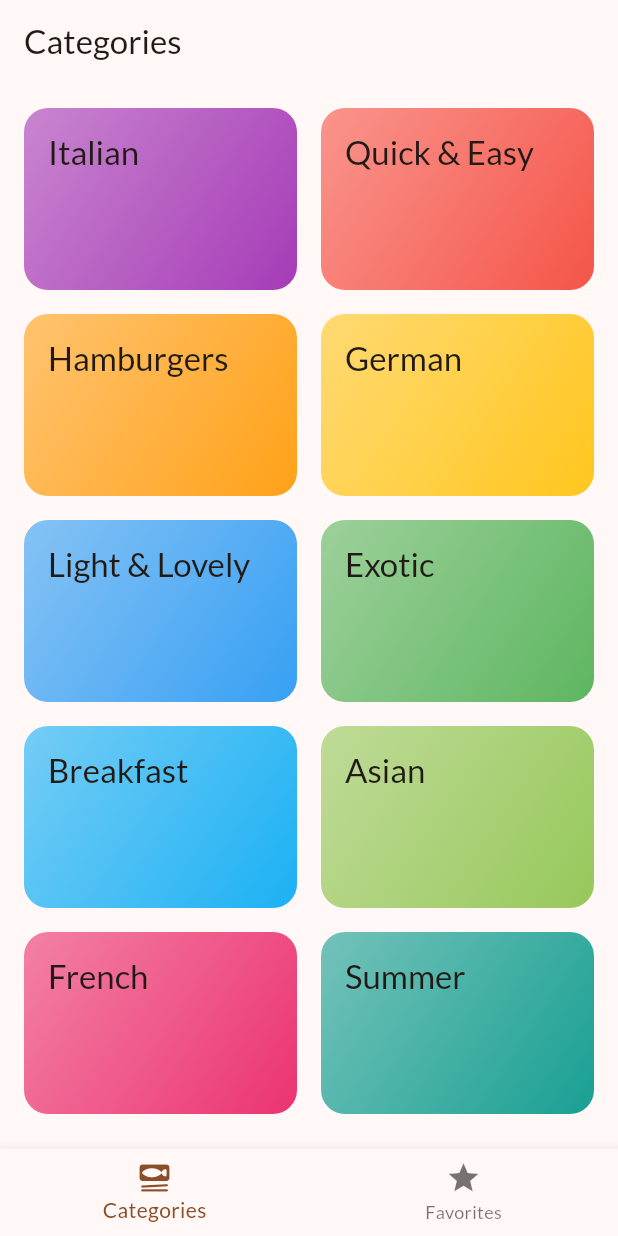
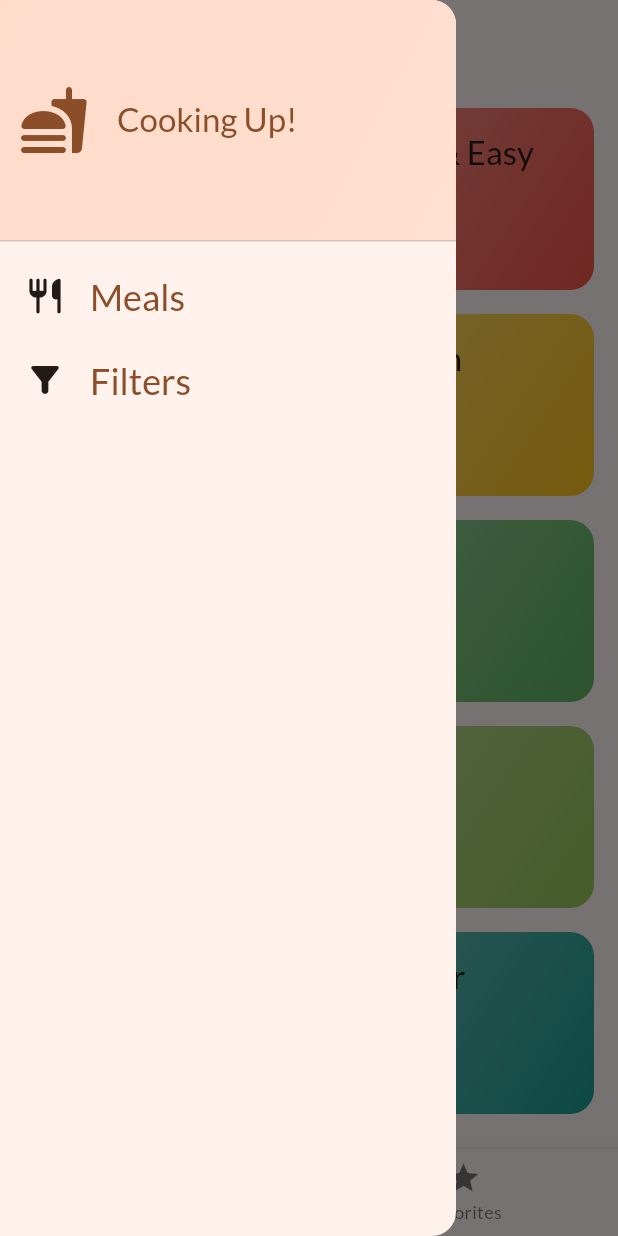
Before and after one commit to jsare/meals-app, a Flutter app: the screen it shows after launch, with the side drawer open (before the commit the screen has no drawer), on a phone screen of 412 x 824 dp. Run offline on Flutter 3.47's test engine with Material 2 defaults, Android fonts, the phone set to English and light mode, and no system bars; our stand-ins replace google_fonts, transparent_image.

Commit message:
Added drawer & filters

```diff
--- a/lib/app.dart
+++ b/lib/app.dart
@@ -1,6 +1,7 @@
 import 'package:flutter/material.dart';
 import 'package:google_fonts/google_fonts.dart';
-import 'package:meals_app/screens/tabs.dart';
+
+import './screens/tabs_screen.dart';
 
 final theme = ThemeData(
   useMaterial3: true,
--- a/lib/screens/meal_details_screen.dart
+++ b/lib/screens/meal_details_screen.dart
@@ -11,6 +11,7 @@ class MealDetailsScreen extends StatelessWidget {
 
   final Meal meal;
   final void Function(Meal meal) onToggleFavorite;
+  final bool isFavorite = false; // TODO: Change icon if it select
 
   @override
   Widget build(BuildContext context) {
@@ -22,7 +23,9 @@ class MealDetailsScreen extends StatelessWidget {
             onPressed: () {
               onToggleFavorite(meal);
             },
-            icon: const Icon(Icons.star_rounded),
+            icon: isFavorite
+                ? const Icon(Icons.star_outline_rounded)
+                : const Icon(Icons.star_rounded),
           ),
         ],
       ),
--- /dev/null
+++ b/lib/widgets/main_drawer.dart
@@ -0,0 +1,83 @@
+import 'package:flutter/material.dart';
+
+class MainDrawer extends StatelessWidget {
+  const MainDrawer({super.key, required this.onSelectScreen});
+
+  final void Function(String identifier) onSelectScreen;
+
+  @override
+  Widget build(BuildContext context) {
+    return Drawer(
+      child: Column(
+        children: [
+          DrawerHeader(
+            padding: const EdgeInsets.all(12),
+            decoration: BoxDecoration(
+              gradient: LinearGradient(
+                colors: [
+                  Theme.of(context).colorScheme.primaryContainer,
+                  Theme.of(context)
+                      .colorScheme
+                      .primaryContainer
+                      .withOpacity(0.8),
+                ],
+                begin: Alignment.topLeft,
+                end: Alignment.bottomRight,
+              ),
+            ),
+            child: Row(
+              children: [
+                Icon(
+                  Icons.fastfood_rounded,
+                  size: 48,
+                  color: Theme.of(context).colorScheme.primary,
+                ),
+                const SizedBox(width: 18),
+                Text(
+                  'Cooking Up!',
+                  style: Theme.of(context).textTheme.titleLarge!.copyWith(
+                        color: Theme.of(context).colorScheme.primary,
+                      ),
+                )
+              ],
+            ),
+          ),
+          ListTile(
+            leading: Icon(
+              Icons.restaurant_rounded,
+              size: 28,
+              color: Theme.of(context).colorScheme.onBackground,
+            ),
+            title: Text(
+              'Meals',
+              style: Theme.of(context).textTheme.titleLarge!.copyWith(
+                    color: Theme.of(context).colorScheme.primary,
+                    fontSize: 24,
+                  ),
+            ),
+            onTap: () {
+              onSelectScreen('meals');
+            },
+          ),
+          ListTile(
+            leading: Icon(
+              Icons.filter_alt_rounded,
+              size: 28,
+              color: Theme.of(context).colorScheme.onBackground,
+            ),
+            title: Text(
+              'Filters',
+              style: Theme.of(context).textTheme.titleLarge!.copyWith(
+                    color: Theme.of(context).colorScheme.primary,
+                    fontSize: 24,
+                  ),
+            ),
+            onTap: () {
+              onSelectScreen('filters');
+            },
+          ),
+        ],
+      ),
+    );
+  }
+}
```
Also changed, not shown: lib/screens/filters_screen.dart (added, +131 -0 lines), lib/screens/tabs_screen.dart (renamed from lib/screens/tabs.dart, +34 -3 lines).
